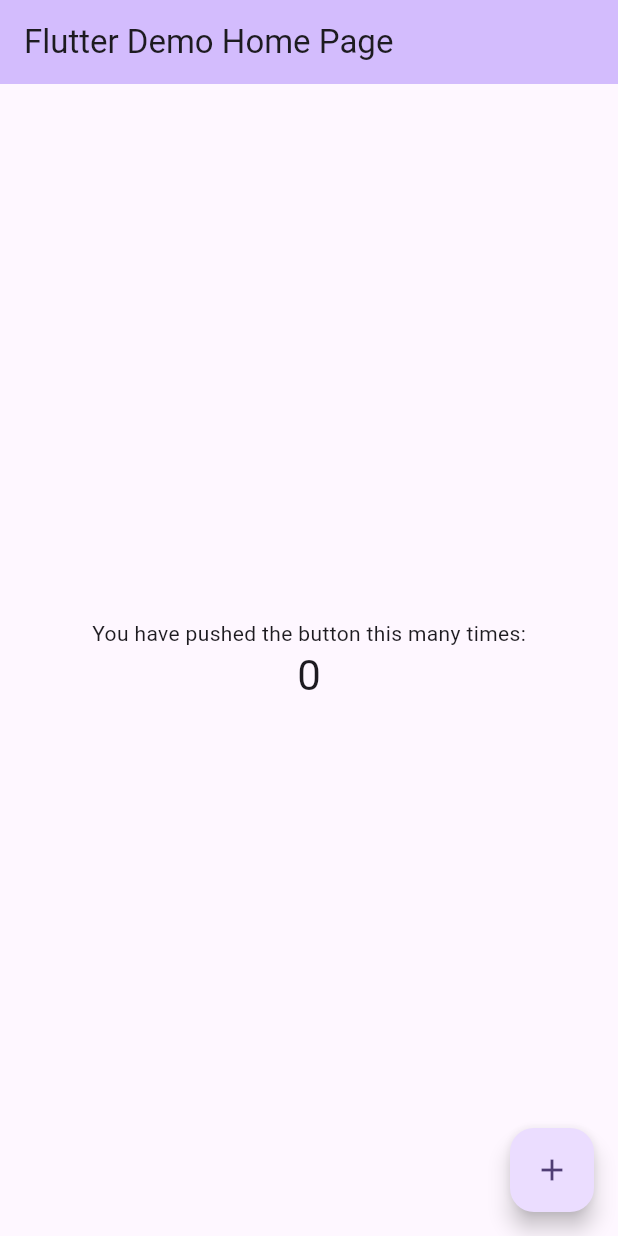
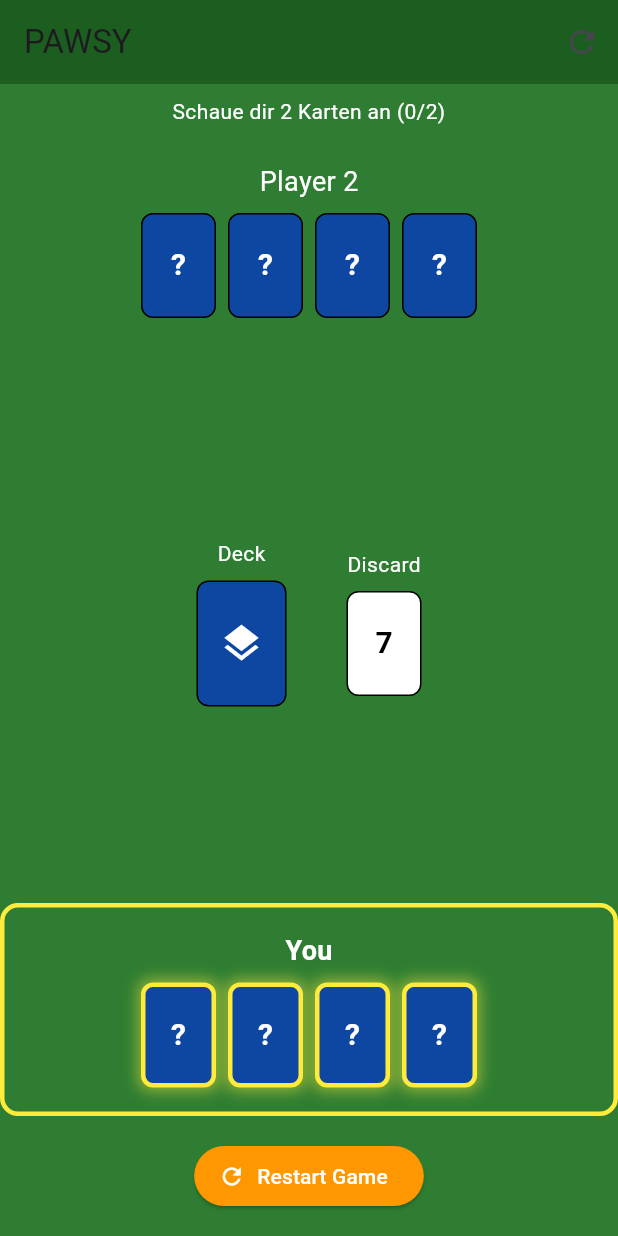
Before and after one commit to Anas2308/pawsy_game, a Flutter app: the screen it shows after launch, on a phone screen of 412 x 824 dp. Run offline on Flutter 3.47's test engine with Material 3 defaults, Android fonts, the light colour scheme and no system bars.

Commit message:
Erste Funktionen und Darstellung eingebaut

```diff
--- /dev/null
+++ b/lib/logic/game_controller.dart
@@ -0,0 +1,68 @@
+class GameController {
+  String gamePhase = 'look_at_cards';
+  List<bool> playerCardsVisible = [false, false, false, false];
+  List<String> playerCards = ['7', '3', '9', '1'];
+  int cardsLookedAt = 0;
+  String? drawnCard;
+  String topDiscardCard = '7';
+  bool hasDrawnThisTurn = false;
+
+  final List<String> deckCards = [
+    '1', '2', '3', '4', '5', '6', '7', '8', '9', '10', '11', '12', '13', '0'
+  ];
+
+  void restartGame() {
+    gamePhase = 'look_at_cards';
+    playerCardsVisible = [false, false, false, false];
+    playerCards = ['7', '3', '9', '1'];
+    cardsLookedAt = 0;
+    drawnCard = null;
+    hasDrawnThisTurn = false;
+    topDiscardCard = '7';
+  }
+
+  void drawRandomCard() {
+    if (gamePhase == 'playing' && !hasDrawnThisTurn) {
+      final random = DateTime.now().millisecondsSinceEpoch % deckCards.length;
+      drawnCard = deckCards[random];
+      hasDrawnThisTurn = true;
+    }
+  }
+
+  void drawFromDiscard() {
+    if (gamePhase == 'playing' && !hasDrawnThisTurn) {
+      drawnCard = topDiscardCard;
+      hasDrawnThisTurn = true;
+    }
+  }
+
+  void discardDrawnCard() {
+    if (drawnCard != null) {
+      topDiscardCard = drawnCard!;
+      drawnCard = null;
+      hasDrawnThisTurn = false;
+    }
+  }
+
+  void swapCard(int cardIndex) {
+    if (drawnCard != null) {
+      final oldCard = playerCards[cardIndex];
+      playerCards[cardIndex] = drawnCard!;
+      topDiscardCard = oldCard;
+      drawnCard = null;
+      hasDrawnThisTurn = false;
+    }
+  }
+
+  String getStatusText() {
+    if (gamePhase == 'look_at_cards') {
+      return 'Schaue dir 2 Karten an ($cardsLookedAt/2)';
+    } else if (drawnCard != null) {
+      return 'Gezogene Karte: $drawnCard\nAblegen oder Tauschen?';
+    } else if (hasDrawnThisTurn) {
+      return 'Zug beendet - Nächster Spieler';
+    } else {
+      return 'Ziehe eine Karte vom Deck oder Ablagestapel';
+    }
+  }
+}
--- a/lib/main.dart
+++ b/lib/main.dart
@@ -1,122 +1,19 @@
 import 'package:flutter/material.dart';
+import 'screens/game_screen.dart';
 
 void main() {
-  runApp(const MyApp());
+  runApp(const PawsyApp());
 }
 
-class MyApp extends StatelessWidget {
-  const MyApp({super.key});
+class PawsyApp extends StatelessWidget {
+  const PawsyApp({super.key});
 
-  // This widget is the root of your application.
   @override
   Widget build(BuildContext context) {
     return MaterialApp(
-      title: 'Flutter Demo',
-      theme: ThemeData(
-        // This is the theme of your application.
-        //
-        // TRY THIS: Try running your application with "flutter run". You'll see
-        // the application has a purple toolbar. Then, without quitting the app,
-        // try changing the seedColor in the colorScheme below to Colors.green
-        // and then invoke "hot reload" (save your changes or press the "hot
-        // reload" button in a Flutter-supported IDE, or press "r" if you used
-        // the command line to start the app).
-        //
-        // Notice that the counter didn't reset back to zero; the application
-        // state is not lost during the reload. To reset the state, use hot
-        // restart instead.
-        //
-        // This works for code too, not just values: Most code changes can be
-        // tested with just a hot reload.
-        colorScheme: ColorScheme.fromSeed(seedColor: Colors.deepPurple),
-      ),
-      home: const MyHomePage(title: 'Flutter Demo Home Page'),
+      title: 'PAWSY Game',
+      theme: ThemeData(primarySwatch: Colors.green),
+      home: const GameScreen(),
     );
   }
 }
-
-class MyHomePage extends StatefulWidget {
-  const MyHomePage({super.key, required this.title});
-
-  // This widget is the home page of your application. It is stateful, meaning
-  // that it has a State object (defined below) that contains fields that affect
-  // how it looks.
-
-  // This class is the configuration for the state. It holds the values (in this
-  // case the title) provided by the parent (in this case the App widget) and
-  // used by the build method of the State. Fields in a Widget subclass are
-  // always marked "final".
-
-  final String title;
-
-  @override
-  State<MyHomePage> createState() => _MyHomePageState();
-}
-
-class _MyHomePageState extends State<MyHomePage> {
-  int _counter = 0;
-
-  void _incrementCounter() {
-    setState(() {
-      // This call to setState tells the Flutter framework that something has
-      // changed in this State, which causes it to rerun the build method below
-      // so that the display can reflect the updated values. If we changed
-      // _counter without calling setState(), then the build method would not be
-      // called again, and so nothing would appear to happen.
-      _counter++;
-    });
-  }
-
-  @override
-  Widget build(BuildContext context) {
-    // This method is rerun every time setState is called, for instance as done
-    // by the _incrementCounter method above.
-    //
-    // The Flutter framework has been optimized to make rerunning build methods
-    // fast, so that you can just rebuild anything that needs updating rather
-    // than having to individually change instances of widgets.
-    return Scaffold(
-      appBar: AppBar(
-        // TRY THIS: Try changing the color here to a specific color (to
-        // Colors.amber, perhaps?) and trigger a hot reload to see the AppBar
-        // change color while the other colors stay the same.
-        backgroundColor: Theme.of(context).colorScheme.inversePrimary,
-        // Here we take the value from the MyHomePage object that was created by
-        // the App.build method, and use it to set our appbar title.
-        title: Text(widget.title),
-      ),
-      body: Center(
-        // Center is a layout widget. It takes a single child and positions it
-        // in the middle of the parent.
-        child: Column(
-          // Column is also a layout widget. It takes a list of children and
-          // arranges them vertically. By default, it sizes itself to fit its
-          // children horizontally, and tries to be as tall as its parent.
-          //
-          // Column has various properties to control how it sizes itself and
-          // how it positions its children. Here we use mainAxisAlignment to
-          // center the children vertically; the main axis here is the vertical
-          // axis because Columns are vertical (the cross axis would be
-          // horizontal).
-          //
-          // TRY THIS: Invoke "debug painting" (choose the "Toggle Debug Paint"
-          // action in the IDE, or press "p" in the console), to see the
-          // wireframe for each widget.
-          mainAxisAlignment: MainAxisAlignment.center,
-          children: <Widget>[
-            const Text('You have pushed the button this many times:'),
-            Text(
-              '$_counter',
-              style: Theme.of(context).textTheme.headlineMedium,
-            ),
-          ],
-        ),
-      ),
-      floatingActionButton: FloatingActionButton(
-        onPressed: _incrementCounter,
-        tooltip: 'Increment',
-        child: const Icon(Icons.add),
-      ), // This trailing comma makes auto-formatting nicer for build methods.
-    );
-  }
-}
--- /dev/null
+++ b/lib/screens/game_screen.dart
@@ -0,0 +1,260 @@
+import 'package:flutter/material.dart';
+import '../widgets/player_area.dart';
+import '../widgets/deck_area.dart';
+import '../logic/game_controller.dart';
+import '../logic/multi_select_controller.dart';
+
+class GameScreen extends StatefulWidget {
+  const GameScreen({super.key});
+
+  @override
+  State<GameScreen> createState() => _GameScreenState();
+}
+
+class _GameScreenState extends State<GameScreen> {
+  final GameController gameController = GameController();
+  final MultiSelectController multiSelectController = MultiSelectController();
+
+  void _restartGame() {
+    setState(() {
+      gameController.restartGame();
+      multiSelectController.resetSelection();
+    });
+    debugPrint('🔄 Game restarted!');
+  }
+
+  void _onCardTap(int cardIndex) {
+    if (gameController.gamePhase == 'look_at_cards' && gameController.cardsLookedAt < 2) {
+      _handleLookAtCard(cardIndex);
+    } else if (gameController.gamePhase == 'playing' && gameController.drawnCard != null) {
+      _handleCardAction(cardIndex);
+    }
+  }
+
+  void _handleLookAtCard(int cardIndex) {
+    setState(() {
+      gameController.playerCardsVisible[cardIndex] = true;
+      gameController.cardsLookedAt++;
+    });
+
+    debugPrint('🃏 Karte $cardIndex aufgedeckt! (${gameController.cardsLookedAt}/2)');
+
+    Future.delayed(const Duration(seconds: 2), () {
+      setState(() {
+        gameController.playerCardsVisible[cardIndex] = false;
+      });
+
+      if (gameController.cardsLookedAt == 2) {
+        Future.delayed(const Duration(milliseconds: 500), () {
+          setState(() {
+            gameController.gamePhase = 'playing';
+          });
+          debugPrint('🎮 Spiel gestartet!');
+        });
+      }
+    });
+  }
+
+  void _handleCardAction(int cardIndex) {
+    if (multiSelectController.isMultiSelectMode) {
+      setState(() {
+        multiSelectController.toggleCardSelection(cardIndex);
+      });
+      debugPrint('🎯 Karte $cardIndex ${multiSelectController.selectedCards[cardIndex] ? "ausgewählt" : "abgewählt"}');
+    } else {
+      setState(() {
+        gameController.swapCard(cardIndex);
+        multiSelectController.resetSelection();
+      });
+      debugPrint('🔄 Karte $cardIndex getauscht');
+    }
+  }
+
+  @override
+  Widget build(BuildContext context) {
+    return Scaffold(
+      backgroundColor: Colors.green[800],
+      appBar: AppBar(
+        title: const Text('PAWSY'),
+        backgroundColor: Colors.green[900],
+        actions: [
+          IconButton(
+            icon: const Icon(Icons.refresh),
+            onPressed: _restartGame,
+            tooltip: 'Restart Game',
+          ),
+        ],
+      ),
+      body: Column(
+        children: [
+          _buildStatusText(),
+          _buildOpponentArea(),
+          const Spacer(),
+          _buildDeckArea(),
+          _buildDrawnCardArea(),
+          const Spacer(),
+          _buildPlayerArea(),
+          _buildRestartButton(),
+        ],
+      ),
+    );
+  }
+
+  Widget _buildStatusText() {
+    return Container(
+      padding: const EdgeInsets.all(8),
+      child: Text(
+        gameController.getStatusText(),
+        style: const TextStyle(color: Colors.white, fontSize: 14),
+        textAlign: TextAlign.center,
+      ),
+    );
+  }
+
+  Widget _buildOpponentArea() {
+    return const PlayerArea(
+      playerName: 'Player 2',
+      isCurrentPlayer: false,
+      cardValues: ['?', '?', '?', '?'],
+    );
+  }
+
+  Widget _buildDeckArea() {
+    return DeckArea(
+      topDiscardCard: gameController.topDiscardCard,
+      onDrawFromDeck: () => setState(() => gameController.drawRandomCard()),
+      onDrawFromDiscard: () => setState(() => gameController.drawFromDiscard()),
+      canDraw: gameController.gamePhase == 'playing' && !gameController.hasDrawnThisTurn,
+    );
+  }
+
+  Widget _buildDrawnCardArea() {
+    if (gameController.drawnCard == null) return const SizedBox.shrink();
+
+    return Container(
+      margin: const EdgeInsets.symmetric(vertical: 16),
+      padding: const EdgeInsets.all(12),
+      decoration: BoxDecoration(
+        color: Colors.orange,
+        borderRadius: BorderRadius.circular(8),
+        border: Border.all(color: Colors.yellow, width: 2),
+      ),
+      child: Column(
+        children: [
+          _buildDrawnCard(),
+          const SizedBox(height: 12),
+          _buildActionButtons(),
+        ],
+      ),
+    );
+  }
+
+  Widget _buildDrawnCard() {
+    return Row(
+      mainAxisSize: MainAxisSize.min,
+      children: [
+        const Text('Gezogen: ', style: TextStyle(color: Colors.white, fontSize: 16)),
+        Container(
+          width: 40,
+          height: 56,
+          decoration: BoxDecoration(
+            color: Colors.white,
+            borderRadius: BorderRadius.circular(6),
+            border: Border.all(color: Colors.black),
+          ),
+          child: Center(
+            child: Text(
+              gameController.drawnCard!,
+              style: const TextStyle(
+                fontSize: 16,
+                fontWeight: FontWeight.bold,
+                color: Colors.black,
+              ),
+            ),
+          ),
+        ),
+      ],
+    );
+  }
+
+  Widget _buildActionButtons() {
+    return Column(
+      children: [
+        Row(
+          mainAxisSize: MainAxisSize.min,
+          children: [
+            ElevatedButton.icon(
+              onPressed: () => setState(() {
+                gameController.discardDrawnCard();
+                multiSelectController.resetSelection();
+              }),
+              icon: const Icon(Icons.delete, size: 16),
+              label: const Text('Ablegen'),
+              style: ElevatedButton.styleFrom(
+                backgroundColor: Colors.red,
+                foregroundColor: Colors.white,
+              ),
+            ),
+            const SizedBox(width: 8),
+            ElevatedButton.icon(
+              onPressed: () => setState(() => multiSelectController.toggleMultiSelectMode()),
+              icon: Icon(
+                multiSelectController.isMultiSelectMode ? Icons.close : Icons.select_all,
+                size: 16,
+              ),
+              label: Text(multiSelectController.isMultiSelectMode ? 'Abbrechen' : 'Multi-Select'),
+              style: ElevatedButton.styleFrom(
+                backgroundColor: multiSelectController.isMultiSelectMode ? Colors.grey : Colors.blue,
+                foregroundColor: Colors.white,
+              ),
+            ),
+          ],
+        ),
+        if (multiSelectController.isMultiSelectMode && multiSelectController.selectedCount > 1) ...[
+          const SizedBox(height: 8),
+          ElevatedButton.icon(
+            onPressed: () {
+              // TODO: Multi-Swap Logic hier einbauen
+              debugPrint('🎯 Multi-Swap noch nicht implementiert');
+            },
+            icon: const Icon(Icons.swap_horiz, size: 16),
+            label: Text('Duett/Triplett (${multiSelectController.selectedCount})'),
+            style: ElevatedButton.styleFrom(
+              backgroundColor: Colors.purple,
+              foregroundColor: Colors.white,
+            ),
+          ),
+        ],
+      ],
+    );
+  }
+
+  Widget _buildPlayerArea() {
+    return PlayerArea(
+      playerName: 'You',
+      isCurrentPlayer: true,
+      cardsVisible: gameController.playerCardsVisible,
+      cardValues: gameController.playerCards,
+      selectedCards: multiSelectController.selectedCards,
+      onCardTap: _onCardTap,
+      canSelectCards: (gameController.gamePhase == 'look_at_cards' && gameController.cardsLookedAt < 2) ||
+          (gameController.gamePhase == 'playing' && gameController.drawnCard != null),
+      isMultiSelectMode: multiSelectController.isMultiSelectMode,
+    );
+  }
+
+  Widget _buildRestartButton() {
+    return Padding(
+      padding: const EdgeInsets.all(16),
+      child: ElevatedButton.icon(
+        onPressed: _restartGame,
+        icon: const Icon(Icons.refresh),
+        label: const Text('Restart Game'),
+        style: ElevatedButton.styleFrom(
+          backgroundColor: Colors.orange,
+          foregroundColor: Colors.white,
+        ),
+      ),
+    );
+  }
+}
--- /dev/null
+++ b/lib/widgets/card_widget.dart
@@ -0,0 +1,71 @@
+import 'package:flutter/material.dart';
+
+class CardWidget extends StatelessWidget {
+  final String cardValue;
+  final bool isVisible;
+  final bool isSelectable;
+  final bool isSelected;
+  final VoidCallback? onTap;
+
+  const CardWidget({
+    super.key,
+    required this.cardValue,
+    required this.isVisible,
+    this.isSelectable = false,
+    this.isSelected = false,
+    this.onTap,
+  });
+
+  @override
+  Widget build(BuildContext context) {
+    Color borderColor = Colors.black;
+    double borderWidth = 1;
+    List<BoxShadow>? shadows;
+
+    if (isSelected) {
+      borderColor = Colors.purple;
+      borderWidth = 4;
+      shadows = [
+        BoxShadow(
+          color: Colors.purple.withValues(alpha: 0.6),
+          blurRadius: 12,
+          spreadRadius: 3,
+        ),
+      ];
+    } else if (isSelectable) {
+      borderColor = Colors.yellow;
+      borderWidth = 3;
+      shadows = [
+        BoxShadow(
+          color: Colors.yellow.withValues(alpha: 0.5),
+          blurRadius: 8,
+          spreadRadius: 2,
+        ),
+      ];
+    }
+
+    return GestureDetector(
+      onTap: isSelectable ? onTap : null,
+      child: Container(
+        width: 50,
+        height: 70,
+        decoration: BoxDecoration(
+          color: isVisible ? Colors.white : Colors.blue[900],
+          borderRadius: BorderRadius.circular(8),
+          border: Border.all(color: borderColor, width: borderWidth),
+          boxShadow: shadows,
+        ),
+        child: Center(
+          child: Text(
+            isVisible ? cardValue : '?',
+            style: TextStyle(
+              fontSize: 20,
+              fontWeight: FontWeight.bold,
+              color: isVisible ? Colors.black : Colors.white,
+            ),
+          ),
+        ),
+      ),
+    );
+  }
+}
--- /dev/null
+++ b/lib/widgets/deck_area.dart
@@ -0,0 +1,87 @@
+import 'package:flutter/material.dart';
+import 'card_widget.dart';
+
+class DeckArea extends StatelessWidget {
+  final String? topDiscardCard;
+  final Function()? onDrawFromDeck;
+  final Function()? onDrawFromDiscard;
+  final bool canDraw;
+
+  const DeckArea({
+    super.key,
+    this.topDiscardCard,
+    this.onDrawFromDeck,
+    this.onDrawFromDiscard,
+    this.canDraw = false,
+  });
+
+  @override
+  Widget build(BuildContext context) {
+    return Row(
+      mainAxisAlignment: MainAxisAlignment.center,
+      children: [
+        // Ziehstapel (verdeckt)
+        Column(
+          children: [
+            const Text(
+              'Deck',
+              style: TextStyle(color: Colors.white, fontSize: 14),
+            ),
+            const SizedBox(height: 8),
+            GestureDetector(
+              onTap: canDraw ? onDrawFromDeck : null,
+              child: Container(
+                width: 60,
+                height: 84,
+                decoration: BoxDecoration(
+                  color: canDraw ? Colors.blue[800] : Colors.blue[900],
+                  borderRadius: BorderRadius.circular(8),
+                  border: Border.all(
+                    color: canDraw ? Colors.yellow : Colors.black,
+                    width: canDraw ? 3 : 1,
+                  ),
+                  boxShadow: canDraw ? [
+                    BoxShadow(
+                      color: Colors.yellow.withValues(alpha: 0.3),
+                      blurRadius: 6,
+                      spreadRadius: 1,
+                    ),
+                  ] : null,
+                ),
+                child: const Center(
+                  child: Icon(
+                    Icons.layers,
+                    color: Colors.white,
+                    size: 30,
+                  ),
+                ),
+              ),
+            ),
+          ],
+        ),
+
+        const SizedBox(width: 40),
+
+        // Ablagestapel (aufgedeckt)
+        Column(
+          children: [
+            const Text(
+              'Discard',
+              style: TextStyle(color: Colors.white, fontSize: 14),
+            ),
+            const SizedBox(height: 8),
+            GestureDetector(
+              onTap: canDraw ? onDrawFromDiscard : null,
+              child: CardWidget(
+                cardValue: topDiscardCard ?? '7',
+                isVisible: true,
+                isSelectable: canDraw,
+                onTap: canDraw ? onDrawFromDiscard : null,
+              ),
+            ),
+          ],
+        ),
+      ],
+    );
+  }
+}
--- /dev/null
+++ b/lib/widgets/player_area.dart
@@ -0,0 +1,72 @@
+import 'package:flutter/material.dart';
+import 'card_widget.dart';
+
+class PlayerArea extends StatelessWidget {
+  final String playerName;
+  final bool isCurrentPlayer;
+  final List<bool>? cardsVisible;
+  final List<String>? cardValues;
+  final List<bool>? selectedCards;
+  final Function(int)? onCardTap;
+  final bool canSelectCards;
+  final bool isMultiSelectMode;
+
+  const PlayerArea({
+    super.key,
+    required this.playerName,
+    required this.isCurrentPlayer,
+    this.cardsVisible,
+    this.cardValues,
+    this.selectedCards,
+    this.onCardTap,
+    this.canSelectCards = false,
+    this.isMultiSelectMode = false,
+  });
+
+  @override
+  Widget build(BuildContext context) {
+    final values = cardValues ?? ['7', '3', '9', '1'];
+
+    return Container(
+      padding: const EdgeInsets.all(16),
+      decoration: BoxDecoration(
+        border: isCurrentPlayer
+            ? Border.all(color: Colors.yellow, width: 3)
+            : null,
+        borderRadius: BorderRadius.circular(12),
+      ),
+      child: Column(
+        children: [
+          Text(
+            playerName,
+            style: TextStyle(
+              color: Colors.white,
+              fontSize: 18,
+              fontWeight: isCurrentPlayer ? FontWeight.bold : FontWeight.normal,
+            ),
+          ),
+          const SizedBox(height: 8),
+          Row(
+            mainAxisAlignment: MainAxisAlignment.center,
+            children: List.generate(4, (index) {
+              final isVisible = cardsVisible?[index] ?? false;
+              final isSelected = selectedCards?[index] ?? false;
+              final isSelectable = canSelectCards && !isVisible;
+
+              return Padding(
+                padding: EdgeInsets.only(right: index < 3 ? 8 : 0),
+                child: CardWidget(
+                  cardValue: values[index],
+                  isVisible: isVisible,
+                  isSelectable: isSelectable,
+                  isSelected: isSelected,
+                  onTap: isSelectable ? () => onCardTap?.call(index) : null,
+                ),
+              );
+            }),
+          ),
+        ],
+      ),
+    );
+  }
+}
```
Also changed, not shown: lib/logic/multi_select_controller.dart (added, +41 -0 lines), 1 other file.
